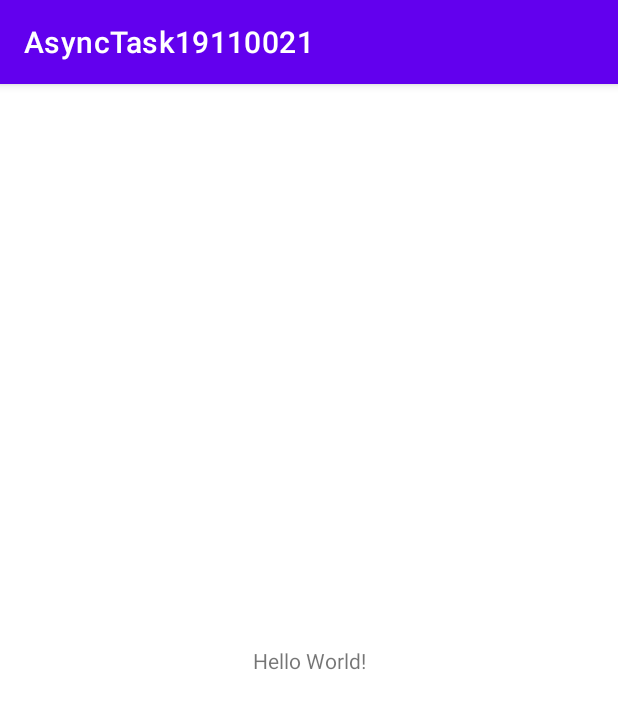
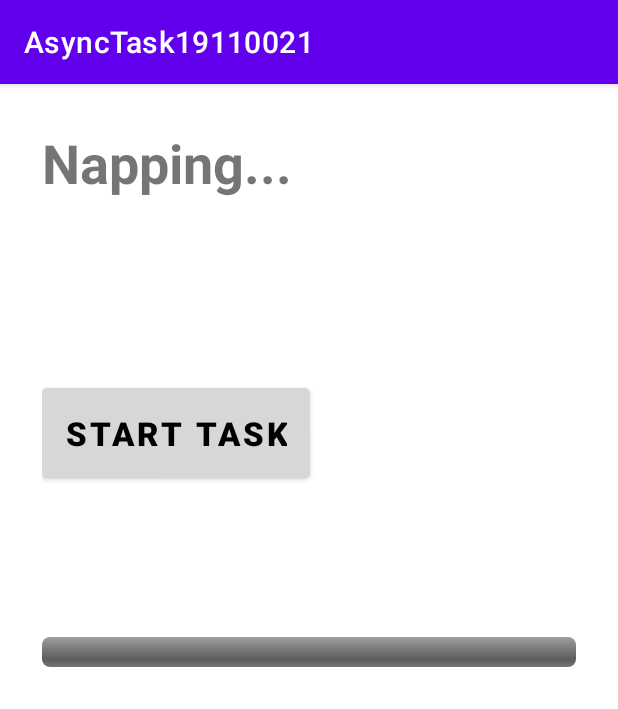
Before and after one commit to ChiVi123/AsyncTask19110021, an Android app: the screen it shows after launch (MainActivity), on a phone screen of 412 x 824 dp. Shown: the top 709 px of the screen. Run offline under Robolectric (Android 15) with nearby library versions, the phone set to English and light mode, and no system bars.

Commit message:
Cannot start progress again

```diff
--- a/app/src/main/java/com/android/s19110021/MainActivity.java
+++ b/app/src/main/java/com/android/s19110021/MainActivity.java
@@ -2,13 +2,62 @@ package com.android.s19110021;
 
 import androidx.appcompat.app.AppCompatActivity;
 
+import android.os.AsyncTask;
 import android.os.Bundle;
+import android.os.CountDownTimer;
+import android.os.SystemClock;
+import android.view.View;
+import android.widget.Button;
+import android.widget.ProgressBar;
+import android.widget.TextView;
 
 public class MainActivity extends AppCompatActivity {
+    private TextView txtStateTask;
+    private Button btnStart;
+    private ProgressBar progressBar;
+    private AsyncTask asyncTask;
 
     @Override
     protected void onCreate(Bundle savedInstanceState) {
         super.onCreate(savedInstanceState);
         setContentView(R.layout.activity_main);
+
+        initActivity();
+
+        btnStart.setOnClickListener(new View.OnClickListener() {
+            @Override
+            public void onClick(View view) {
+                txtStateTask.setText("Working...");
+                run();
+            }
+        });
+    }
+
+    private void initActivity() {
+        txtStateTask = findViewById(R.id.state_task);
+        btnStart = findViewById(R.id.btn_start);
+        progressBar = findViewById(R.id.progress_horizontal);
+    }
+
+    private void run() {
+        progressBar.setMax(100);
+
+        CountDownTimer countDownTimer = new CountDownTimer(60000, 1000) {
+            @Override
+            public void onTick(long l) {
+                int current = progressBar.getProgress();
+                if(current >= progressBar.getMax()) {
+                    current = 0;
+                }
+                progressBar.setProgress(current + 10);
+                return;
+            }
+
+            @Override
+            public void onFinish() {
+                txtStateTask.setText("done.");
+            }
+        };
+        countDownTimer.start();
     }
 }
--- a/app/src/main/res/layout/activity_main.xml
+++ b/app/src/main/res/layout/activity_main.xml
@@ -4,15 +4,42 @@
     xmlns:tools="http://schemas.android.com/tools"
     android:layout_width="match_parent"
     android:layout_height="match_parent"
-    tools:context=".MainActivity">
+    tools:context=".MainActivity"
+    android:padding="28dp">
 
     <TextView
+        android:id="@+id/state_task"
         android:layout_width="wrap_content"
         android:layout_height="wrap_content"
-        android:text="Hello World!"
-        app:layout_constraintBottom_toBottomOf="parent"
         app:layout_constraintLeft_toLeftOf="parent"
-        app:layout_constraintRight_toRightOf="parent"
-        app:layout_constraintTop_toTopOf="parent" />
+        app:layout_constraintTop_toTopOf="parent"
+        android:text="Napping..."
+        android:textSize="36sp"
+        android:textStyle="bold" />
+
+    <Button
+        android:id="@+id/btn_start"
+        android:layout_width="wrap_content"
+        android:layout_height="wrap_content"
+        app:layout_constraintTop_toBottomOf="@+id/state_task"
+        app:layout_constraintLeft_toLeftOf="parent"
+        android:layout_marginTop="120dp"
+        android:padding="15dp"
+        android:backgroundTint="#d6d7d7"
+        android:text="start task"
+        android:textColor="#000"
+        android:textSize="22dp"
+        android:textStyle="bold" />
+
+    <ProgressBar
+        android:id="@+id/progress_horizontal"
+        style="@android:style/Widget.ProgressBar.Horizontal"
+        android:layout_width="match_parent"
+        android:layout_height="wrap_content"
+        android:layout_marginTop="80dp"
+        android:paddingTop="20dp"
+        android:paddingBottom="20dp"
+        app:layout_constraintLeft_toLeftOf="parent"
+        app:layout_constraintTop_toBottomOf="@+id/btn_start" />
 
 </androidx.constraintlayout.widget.ConstraintLayout>
```
